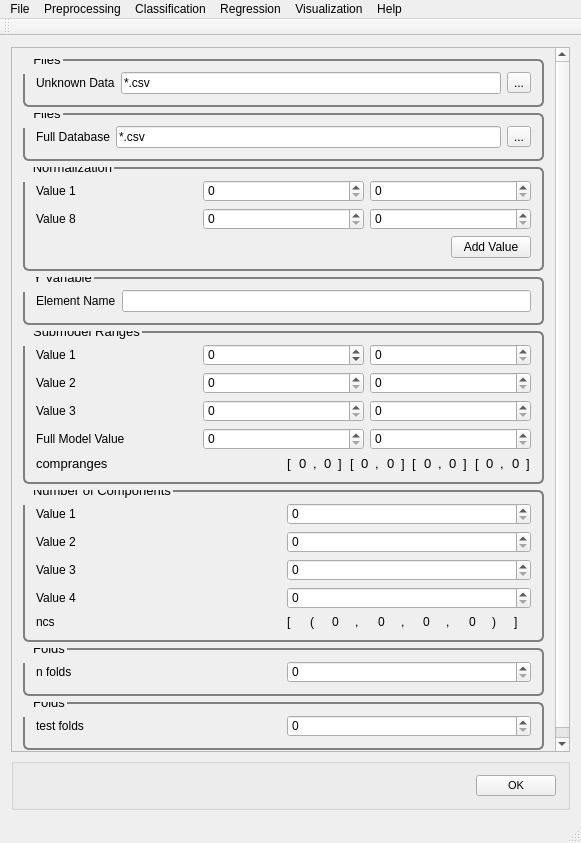
First picture: the form in src/PYSAT_Gui_UI_Forms/02_mainwindow_full.ui, repository tisaconundrum2/PySAT-GUI, before the edit.
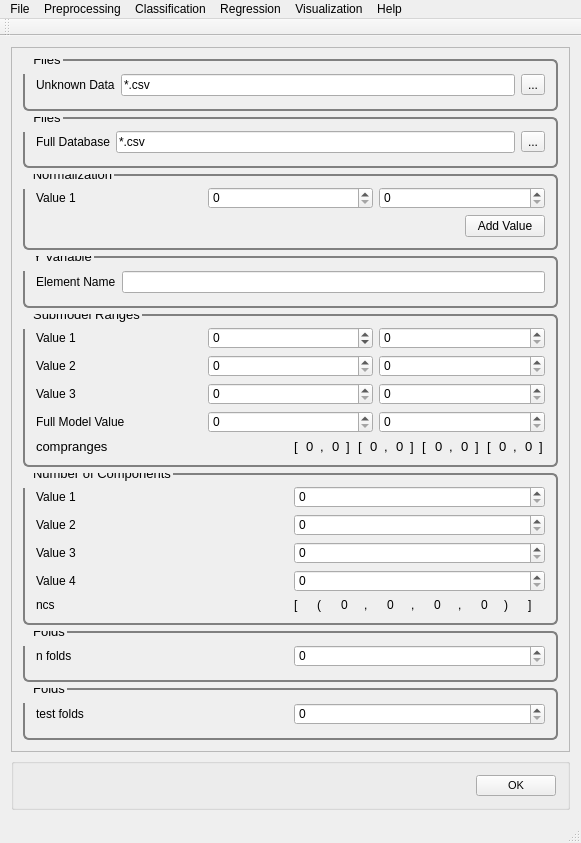
Second picture: the form after the edit.

Commit message: FIX: normalization updated, adding button functionality, runnin checks for errors when data is called.

```diff
--- a/src/PYSAT_Gui_UI_Forms/02_mainwindow_full.ui
+++ b/src/PYSAT_Gui_UI_Forms/02_mainwindow_full.ui
@@ -26,7 +26,7 @@
          <x>0</x>
          <y>0</y>
          <width>544</width>
-         <height>758</height>
+         <height>728</height>
         </rect>
        </property>
        <property name="font">
@@ -199,35 +199,6 @@
                </item>
               </layout>
              </item>
-             <item>
-              <layout class="QVBoxLayout" name="verticalLayout_22">
-               <item>
-                <layout class="QHBoxLayout" name="horizontalLayout_24">
-                 <item>
-                  <widget class="QLabel" name="norm_label_8">
-                   <property name="text">
-                    <string>Value 8</string>
-                   </property>
-                  </widget>
-                 </item>
-                 <item>
-                  <widget class="QSpinBox" name="norm_spinBox_16">
-                   <property name="maximum">
-                    <number>1000</number>
-                   </property>
-                  </widget>
-                 </item>
-                 <item>
-                  <widget class="QSpinBox" name="norm_spinBox_8">
-                   <property name="maximum">
-                    <number>1000</number>
-                   </property>
-                  </widget>
-                 </item>
-                </layout>
-               </item>
-              </layout>
-             </item>
             </layout>
            </item>
            <item>
```
The commit also changes 3 other files.
